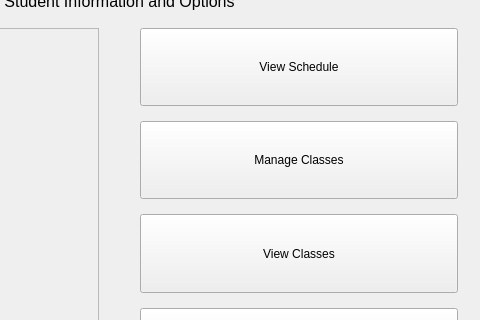
alixabahena/SIMS, file Form Files/studentView.ui: the form before one commit; both pictures show x 241 to 721 and y 85 to 405 of the 721 by 614 pixel window.
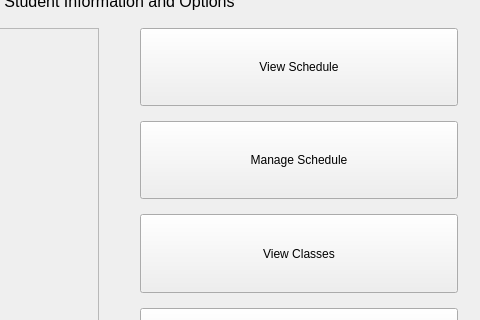
The form after the commit. The open tabs and pages were chosen to show the change.

Commit message: change the name of a button in student view from "Manage CLasses" to "Manage Schedule"

What changed in the file:
```diff
--- a/Form Files/studentView.ui
+++ b/Form Files/studentView.ui
@@ -151,7 +151,7 @@
                 </sizepolicy>
                </property>
                <property name="text">
-                <string>Manage Classes</string>
+                <string>Manage Schedule</string>
                </property>
               </widget>
              </item>
```
Left out of the diff: 4 changed lines with no effect on the pictures. The commit also changes 1 other file.
